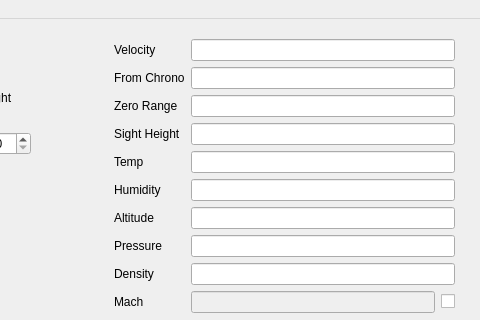
jw3/traj, file trajgui/TrajFrame.ui: the form before one commit; both pictures show x 626 to 1106 and y 0 to 320 of the 1106 by 791 pixel window.
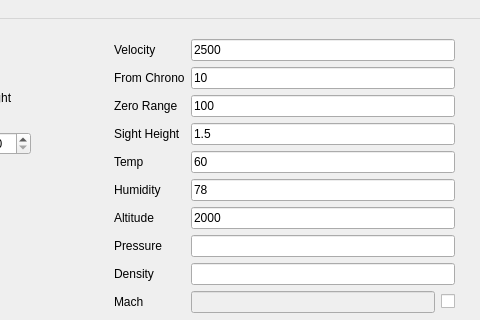
The form after the commit. Custom widgets are drawn as their Qt base class.

Diff of the .ui file:
```diff
--- a/trajgui/TrajFrame.ui
+++ b/trajgui/TrajFrame.ui
@@ -314,7 +314,7 @@
      <item row="0" column="1">
       <widget class="DoubleTextField" name="velocityField">
        <property name="text">
-        <string/>
+        <string>2500</string>
        </property>
       </widget>
      </item>
@@ -326,7 +326,11 @@
       </widget>
      </item>
      <item row="1" column="1">
-      <widget class="DoubleTextField" name="chronoField"/>
+      <widget class="DoubleTextField" name="chronoField">
+       <property name="text">
+        <string>10</string>
+       </property>
+      </widget>
      </item>
      <item row="2" column="0">
       <widget class="QLabel" name="zeroLabel">
@@ -336,7 +340,11 @@
       </widget>
      </item>
      <item row="2" column="1">
-      <widget class="IntegerTextField" name="zeroRangeField"/>
+      <widget class="IntegerTextField" name="zeroRangeField">
+       <property name="text">
+        <string>100</string>
+       </property>
+      </widget>
      </item>
      <item row="3" column="0">
       <widget class="QLabel" name="sightHeightLabel">
@@ -346,7 +354,11 @@
       </widget>
      </item>
      <item row="3" column="1">
-      <widget class="DoubleTextField" name="sightHeightField"/>
+      <widget class="DoubleTextField" name="sightHeightField">
+       <property name="text">
+        <string>1.5</string>
+       </property>
+      </widget>
      </item>
      <item row="4" column="0">
       <widget class="QLabel" name="label_5">
@@ -356,7 +368,11 @@
       </widget>
      </item>
      <item row="4" column="1">
-      <widget class="DoubleTextField" name="tempField"/>
+      <widget class="DoubleTextField" name="tempField">
+       <property name="text">
+        <string>60</string>
+       </property>
+      </widget>
      </item>
      <item row="5" column="0">
       <widget class="QLabel" name="label_6">
@@ -366,10 +382,18 @@
       </widget>
      </item>
      <item row="5" column="1">
-      <widget class="DoubleTextField" name="humidityField"/>
+      <widget class="DoubleTextField" name="humidityField">
+       <property name="text">
+        <string>78</string>
+       </property>
+      </widget>
      </item>
      <item row="6" column="1">
-      <widget class="DoubleTextField" name="altitudeField"/>
+      <widget class="DoubleTextField" name="altitudeField">
+       <property name="text">
+        <string>2000</string>
+       </property>
+      </widget>
      </item>
      <item row="7" column="0">
       <widget class="QLabel" name="label_8">
```
Left out of the diff: 33 changed lines with no effect on the pictures.
